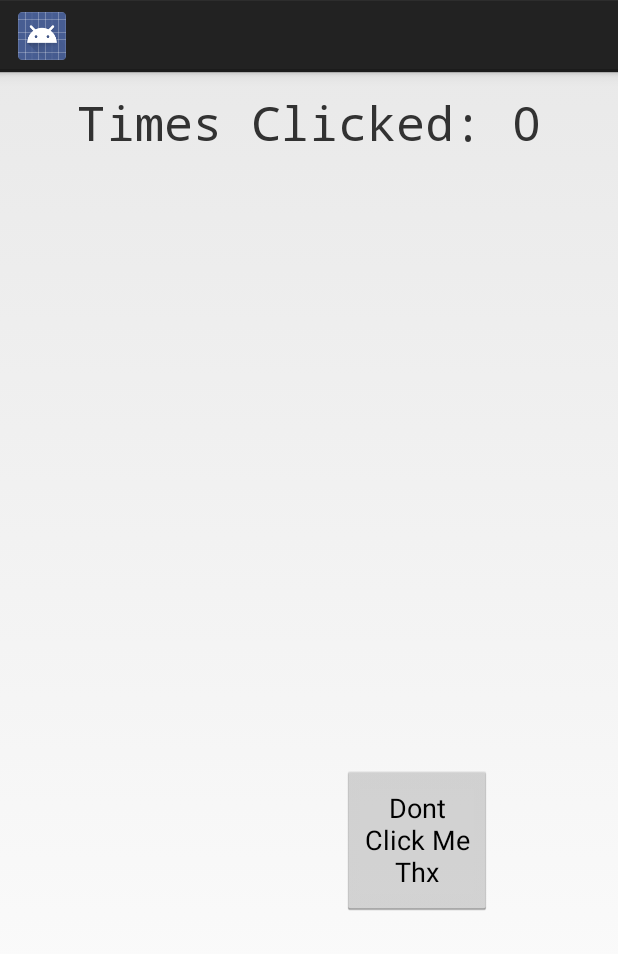
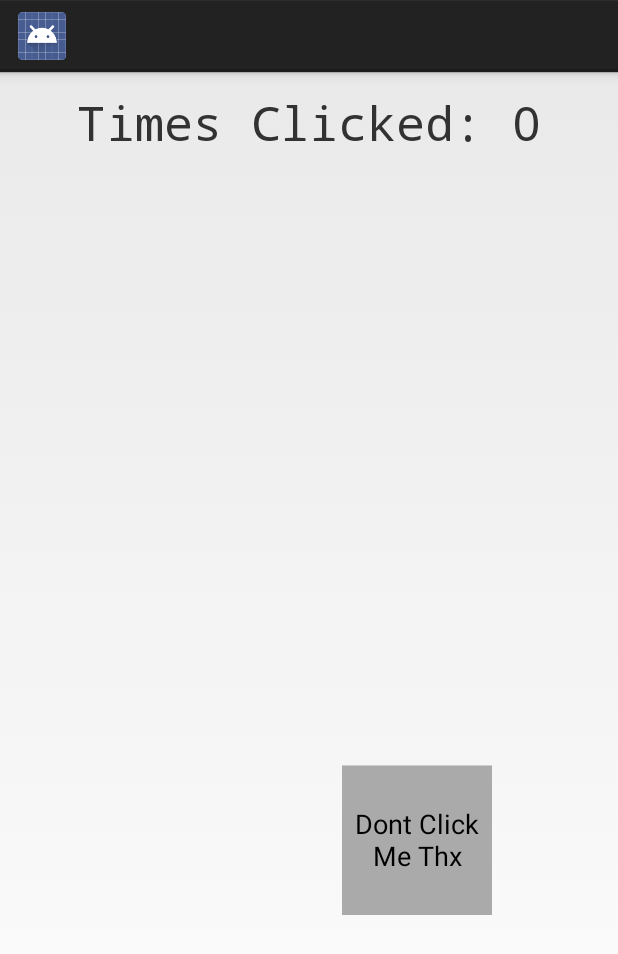
Before and after one commit to RedSponge/AndroidSchoolExercises, an Android app: the CatchTheButtonActivity screen opened directly, with no data from a screen before it, on a phone screen of 412 x 824 dp. Shown: the top 954 px of the screen. Run offline under Robolectric (Android 15) with nearby library versions, the phone set to English and light mode, and no system bars.

```diff
--- a/app/src/main/java/com/redsponge/coolapp/MainListAdapter.java
+++ b/app/src/main/java/com/redsponge/coolapp/menu/MainListAdapter.java
@@ -1,4 +1,4 @@
-package com.redsponge.coolapp;
+package com.redsponge.coolapp.menu;
 
 import android.content.Context;
 import android.content.Intent;
--- a/app/src/main/java/com/redsponge/coolapp/MenuEntry.java
+++ b/app/src/main/java/com/redsponge/coolapp/menu/MenuEntry.java
@@ -1,4 +1,4 @@
-package com.redsponge.coolapp;
+package com.redsponge.coolapp.menu;
 
 import android.app.Activity;
 
--- a/app/src/main/java/com/redsponge/coolapp/CatchTheButtonActivity.java
+++ b/app/src/main/java/com/redsponge/coolapp/projects/CatchTheButtonActivity.java
@@ -1,6 +1,7 @@
-package com.redsponge.coolapp;
+package com.redsponge.coolapp.projects;
 
 import android.app.Activity;
+import android.graphics.Color;
 import android.os.Bundle;
 import android.util.DisplayMetrics;
 import android.util.Log;
@@ -10,7 +11,6 @@ import android.widget.TextView;
 import android.widget.Toast;
 
 import com.example.coolapp.R;
-import com.redsponge.coolapp.util.alert.AlertUtils;
 
 import java.util.Locale;
 import java.util.Random;
@@ -30,10 +30,20 @@ public class CatchTheButtonActivity extends Activity {
     private int screenW;
     private int screenH;
 
+    private Toast[] messages;
+    private int color = 0xFFAAAAAA;
+
     @Override
     protected void onCreate(Bundle savedInstanceState) {
         super.onCreate(savedInstanceState);
         setContentView(R.layout.activity_catch_the_button);
+
+        messages = new Toast[] {
+            toast("Hey!"),
+            toast("Stop it!"),
+            toast("Ouch!"),
+            toast("Don't you dare press me again"),
+        };
 
         buttonToCatch = findViewById(R.id.buttonToCatch);
         tvNumClicks = findViewById(R.id.tvNumClicked);
@@ -44,7 +54,7 @@ public class CatchTheButtonActivity extends Activity {
         screenW = metrics.widthPixels - 200;
         screenH = metrics.heightPixels - 200;
 
-
+        buttonToCatch.setBackgroundColor(color);
 
         random = new Random();
 
@@ -69,8 +79,19 @@ public class CatchTheButtonActivity extends Activity {
     }
 
     public void caughtButton(View view) {
-        Toast.makeText(this, "Ouch! Rude!", Toast.LENGTH_SHORT).show();
         clicks++;
         tvNumClicks.setText(String.format(Locale.UK, "Times Clicked: %d", clicks));
+
+        if(clicks % 10 == 0) {
+            messages[random.nextInt(messages.length)].show();
+            if((color & 0x00FF0000) != 0x00FF0000) {
+                color += 0x00110000;
+                buttonToCatch.setBackgroundColor(color);
+            }
+        }
+    }
+
+    private Toast toast(String s) {
+        return Toast.makeText(this, s, Toast.LENGTH_LONG);
     }
 }
--- a/app/src/main/java/com/redsponge/coolapp/RandomColourGenerator.java
+++ b/app/src/main/java/com/redsponge/coolapp/projects/RandomColourGenerator.java
@@ -1,4 +1,4 @@
-package com.redsponge.coolapp;
+package com.redsponge.coolapp.projects;
 
 import android.app.Activity;
 import android.os.Bundle;
--- a/app/src/main/java/com/redsponge/coolapp/RandomNumberActivity.java
+++ b/app/src/main/java/com/redsponge/coolapp/projects/RandomNumberActivity.java
@@ -1,4 +1,4 @@
-package com.redsponge.coolapp;
+package com.redsponge.coolapp.projects;
 
 import android.app.Activity;
 import android.content.Intent;
--- a/app/src/main/res/layout/activity_random_number.xml
+++ b/app/src/main/res/layout/activity_random_number.xml
@@ -3,7 +3,7 @@
     xmlns:tools="http://schemas.android.com/tools"
     android:layout_width="match_parent"
     android:layout_height="match_parent"
-    tools:context="com.redsponge.coolapp.MainActivity"
+    tools:context="com.redsponge.coolapp.menu.MainActivity"
     android:weightSum="8"
     android:orientation="vertical">
 
```
Also changed, not shown: app/src/main/AndroidManifest.xml (+5 -4 lines), app/src/main/java/com/redsponge/coolapp/menu/MainActivity.java (renamed from app/src/main/java/com/redsponge/coolapp/MainActivity.java, +6 -1 lines), app/src/main/java/com/redsponge/coolapp/projects/SendSMSActivity.java (added, +36 -0 lines), app/src/main/res/layout/activity_main.xml (+7 -1 lines), app/src/main/res/layout/activity_send_sms.xml (added, +35 -0 lines).
